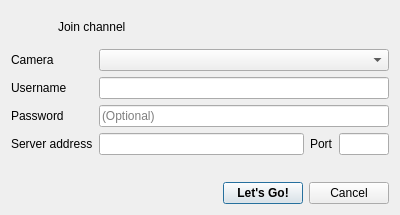
Old version of the form projects/qts3videoclient/src/startupwidget.ui in the repository mfreiholz/ts3video.
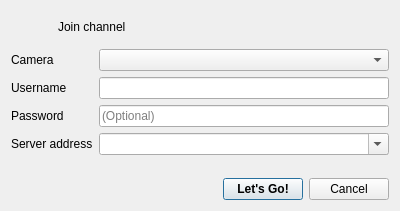
New version of the form. Icons and pictures are not drawn.

Commit message: Use combobox in startup dialog to save addresses and show them later (history).

The edit to the form file:
```diff
--- a/projects/qts3videoclient/src/startupwidget.ui
+++ b/projects/qts3videoclient/src/startupwidget.ui
@@ -7,7 +7,7 @@
     <x>0</x>
     <y>0</y>
     <width>400</width>
-    <height>215</height>
+    <height>211</height>
    </rect>
   </property>
   <property name="minimumSize">
@@ -51,6 +51,9 @@
    </item>
    <item>
     <layout class="QFormLayout" name="formLayout">
+     <property name="fieldGrowthPolicy">
+      <enum>QFormLayout::AllNonFixedFieldsGrow</enum>
+     </property>
      <item row="0" column="0">
       <widget class="QLabel" name="cameraLabel">
        <property name="text">
@@ -71,41 +74,6 @@
      <item row="1" column="1">
       <widget class="QLineEdit" name="usernameLineEdit"/>
      </item>
-     <item row="3" column="0">
-      <layout class="QHBoxLayout" name="horizontalLayout_3">
-       <item>
-        <widget class="QLabel" name="serverAddressLabel">
-         <property name="text">
-          <string>Server address</string>
-         </property>
-        </widget>
-       </item>
-      </layout>
-     </item>
-     <item row="3" column="1">
-      <layout class="QHBoxLayout" name="horizontalLayout_2">
-       <item>
-        <widget class="QLineEdit" name="serverAddress"/>
-       </item>
-       <item>
-        <widget class="QLabel" name="label">
-         <property name="text">
-          <string>Port</string>
-         </property>
-        </widget>
-       </item>
-       <item>
-        <widget class="QLineEdit" name="serverPort">
-         <property name="maximumSize">
-          <size>
-           <width>50</width>
-           <height>16777215</height>
-          </size>
-         </property>
-        </widget>
-       </item>
-      </layout>
-     </item>
      <item row="2" column="0">
       <widget class="QLabel" name="label_2">
        <property name="text">
@@ -123,6 +91,26 @@
        </property>
       </widget>
      </item>
+     <item row="3" column="0">
+      <widget class="QLabel" name="serverAddressLabel">
+       <property name="text">
+        <string>Server address</string>
+       </property>
+      </widget>
+     </item>
+     <item row="3" column="1">
+      <widget class="QComboBox" name="serverAddress">
+       <property name="sizePolicy">
+        <sizepolicy hsizetype="MinimumExpanding" vsizetype="Fixed">
+         <horstretch>0</horstretch>
+         <verstretch>0</verstretch>
+        </sizepolicy>
+       </property>
+       <property name="editable">
+        <bool>true</bool>
+       </property>
+      </widget>
+     </item>
     </layout>
    </item>
    <item>
```
The commit also changes 3 other files.
